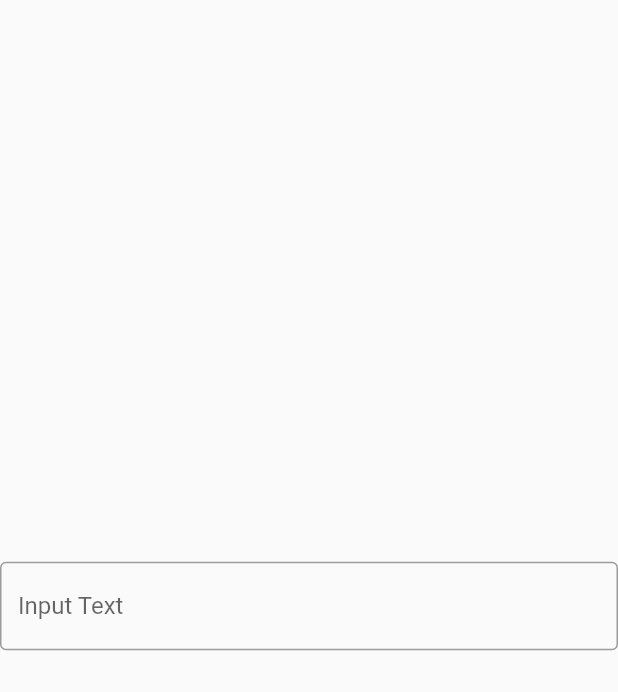
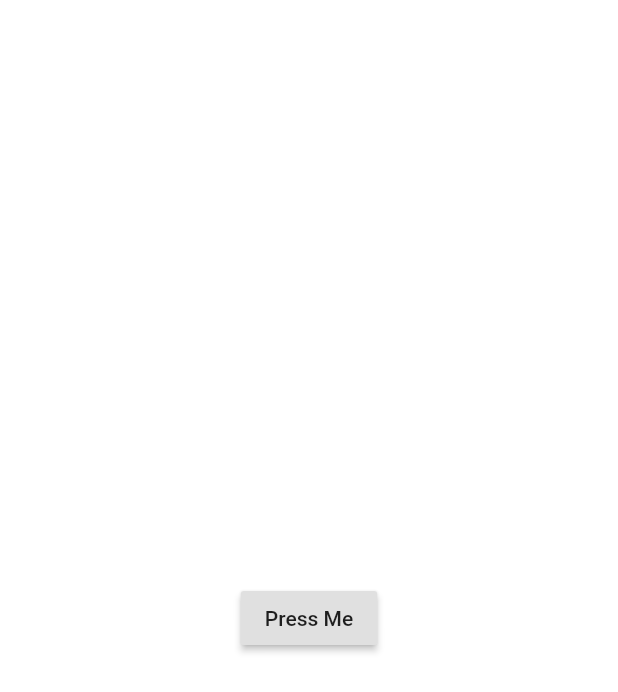
Before and after one commit to wuzhe213/flutter_widgets, a Flutter app: the screen it shows after launch, on a phone screen of 412 x 824 dp. Shown: the top 692 px of the screen. Run offline on Flutter 3.47's test engine with Material 2 defaults, Android fonts, the phone set to English and light mode, and no system bars.

Commit message:
button widget

```diff
--- a/lib/main.dart
+++ b/lib/main.dart
@@ -4,9 +4,10 @@ import 'widgets/TextWidget.dart';
 import 'widgets/ScaffoldWidget.dart';
 import 'widgets/ImageWidget.dart';
 import 'widgets/InputWidget.dart';
+import 'widgets/ButtonWidget.dart';
 
 void main() {
   runApp(MaterialApp(
-    home: InputWidget(),
+    home: ButtonWidget(),
   ));
 }
--- /dev/null
+++ b/lib/widgets/ButtonWidget.dart
@@ -0,0 +1,15 @@
+import 'package:flutter/material.dart';
+
+class ButtonWidget extends StatelessWidget {
+  @override
+  Widget build(BuildContext context) {
+    return Center(
+      child: RaisedButton(
+        onPressed: () {
+          print('pressed');
+        },
+        child: Text('Press Me'),
+      ),
+    );
+  }
+}
```
Also changed, not shown: lib/widgets/DialogWidget.dart (added).
